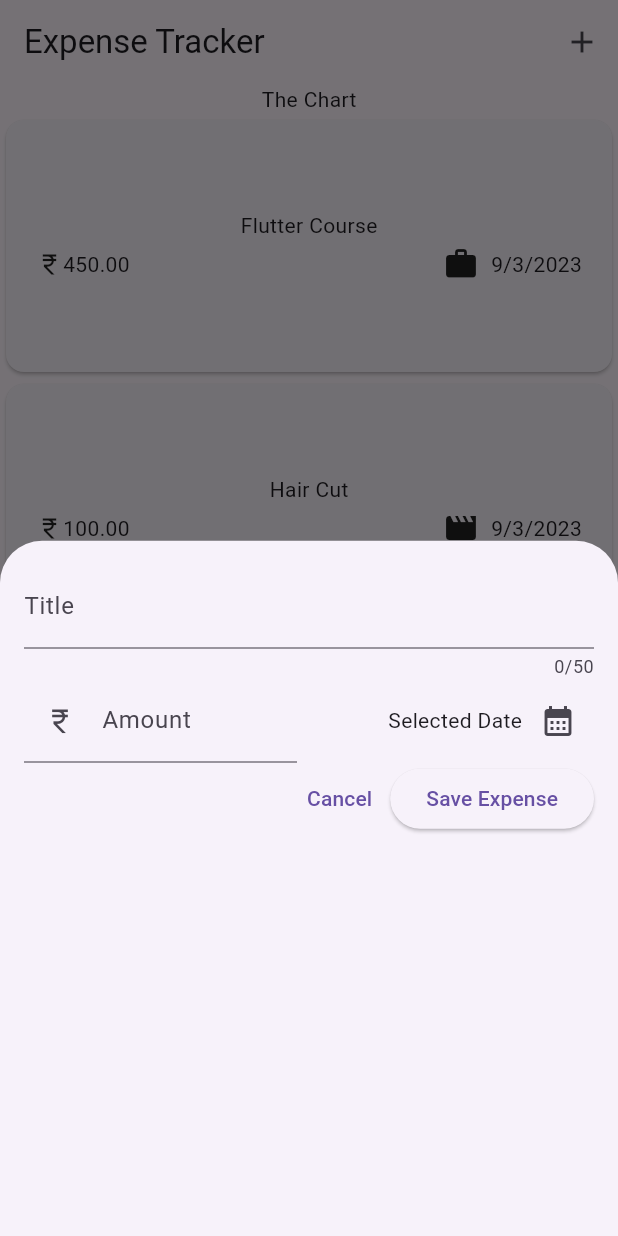
After one commit to vedantagrawal524/Expense-Tracker-App, a Flutter app: the screen it shows after launch, after a tap on the "add" icon, on a phone screen of 412 x 824 dp. The commit adds this screen. Run offline on Flutter 3.47's test engine with Material 2 defaults, Android fonts, the phone set to English and light mode, and no system bars.

Commit message:
New Expense Layout processed

```diff
--- a/lib/main.dart
+++ b/lib/main.dart
@@ -3,8 +3,9 @@ import 'package:expense_tracker/widgets/expenses.dart';
 
 void main() {
   runApp(
-    const MaterialApp(
-      home: Expenses(),
+    MaterialApp(
+      theme: ThemeData(useMaterial3: true),
+      home: const Expenses(),
     ),
   );
 }
--- a/lib/widgets/expenses.dart
+++ b/lib/widgets/expenses.dart
@@ -1,3 +1,4 @@
+import 'package:expense_tracker/widgets/new_expense.dart';
 import 'package:flutter/material.dart';
 import 'package:expense_tracker/models/expense.dart';
 import 'package:expense_tracker/widgets/expenses_list/expenses_list.dart';
@@ -26,9 +27,25 @@ class _ExpensesState extends State<Expenses> {
     ),
   ];
 
+  void _openAddExpenseOverlay() {
+    showModalBottomSheet(
+      context: context,
+      builder: (ctx) => const NewExpense(),
+    );
+  }
+
   @override
   Widget build(context) {
     return Scaffold(
+      appBar: AppBar(
+        title: const Text('Expense Tracker'),
+        actions: [
+          IconButton(
+            onPressed: _openAddExpenseOverlay,
+            icon: const Icon(Icons.add),
+          )
+        ],
+      ),
       body: Column(
         children: [
           const Text("The Chart"),
--- /dev/null
+++ b/lib/widgets/new_expense.dart
@@ -0,0 +1,95 @@
+import 'package:flutter/material.dart';
+
+class NewExpense extends StatefulWidget {
+  const NewExpense({super.key});
+  @override
+  State<NewExpense> createState() {
+    return _NewExpenseState();
+  }
+}
+
+class _NewExpenseState extends State<NewExpense> {
+  final _titleController = TextEditingController();
+  final _ammontController = TextEditingController();
+  void _presentDatePicker() {
+    final now = DateTime.now();
+    final firstDate = DateTime(now.year - 1, now.month, now.day);
+    showDatePicker(
+      context: context,
+      initialDate: now,
+      firstDate: firstDate,
+      lastDate: now,
+    );
+  }
+
+  @override
+  void dispose() {
+    _titleController.dispose();
+    _ammontController.dispose();
+    super.dispose();
+  }
+
+  @override
+  Widget build(BuildContext context) {
+    return Padding(
+      padding: const EdgeInsets.all(16),
+      child: Column(
+        children: [
+          TextField(
+            controller: _titleController,
+            maxLength: 50,
+            decoration: const InputDecoration(
+              label: Text('Title'),
+            ),
+          ),
+          Row(
+            children: [
+              Expanded(
+                child: TextField(
+                  controller: _ammontController,
+                  keyboardType: TextInputType.number,
+                  decoration: const InputDecoration(
+                    prefixIcon: Icon(Icons.currency_rupee, size: 21),
+                    label: Text('Amount'),
+                  ),
+                ),
+              ),
+              const SizedBox(width: 16),
+              Expanded(
+                child: Row(
+                  mainAxisAlignment: MainAxisAlignment.end,
+                  crossAxisAlignment: CrossAxisAlignment.center,
+                  children: [
+                    const Text('Selected Date'),
+                    IconButton(
+                      onPressed: _presentDatePicker,
+                      icon: const Icon(Icons.calendar_month),
+                    )
+                  ],
+                ),
+              )
+            ],
+          ),
+          Row(
+            children: [
+              const Spacer(),
+              TextButton(
+                onPressed: () {
+                  Navigator.pop(context);
+                },
+                child: const Text('Cancel'),
+              ),
+              ElevatedButton(
+                onPressed: () {
+                  print(_titleController.text);
+                  print(_ammontController.text);
+                },
+                child: const Text('Save Expense'),
+              )
+            ],
+          ),
+        ],
+      ),
+    );
+  }
+}
```
